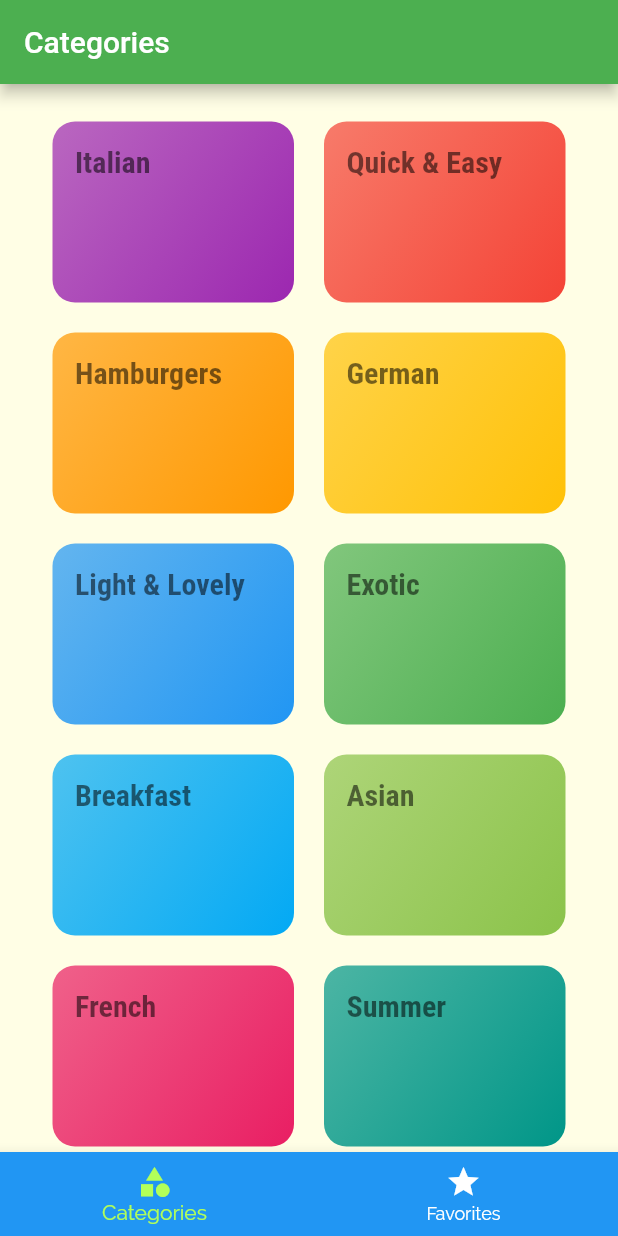
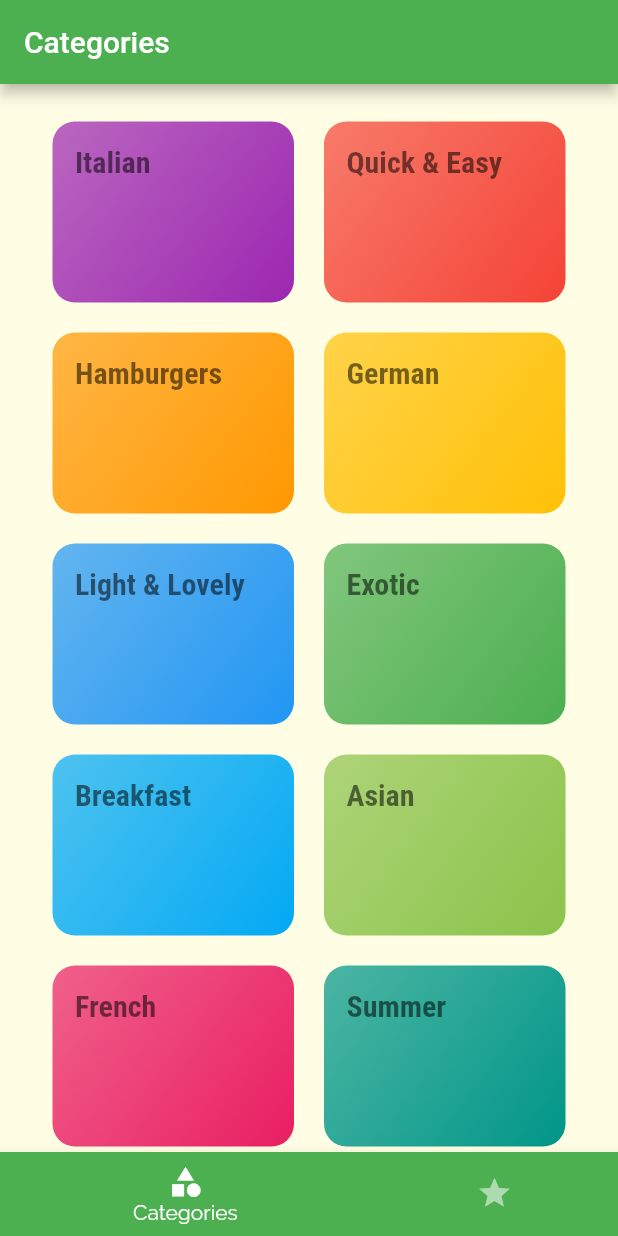
Before and after one commit to mihastele/flutter_exercises, a Flutter app: the screen it shows after launch, on a phone screen of 412 x 824 dp. Run offline on Flutter 3.47's test engine with Material 2 defaults, Android fonts, the phone set to English and light mode, and no system bars.

Commit message:
Update colors

```diff
--- a/lib/main.dart
+++ b/lib/main.dart
@@ -26,6 +26,7 @@ class MyApp extends StatelessWidget {
         // or simply save your changes to "hot reload" in a Flutter IDE).
         // Notice that the counter didn't reset back to zero; the application
         // is not restarted.
+        primaryColor: Colors.green,
         colorScheme: ColorScheme.fromSwatch(primarySwatch: Colors.green)
             .copyWith(secondary: Colors.lightGreenAccent),
         canvasColor: Color.fromRGBO(255, 254, 229, 1),
--- a/lib/screens/tabs_screen.dart
+++ b/lib/screens/tabs_screen.dart
@@ -42,14 +42,18 @@ class _TabsScreenState extends State<TabsScreen> {
           currentIndex: _selectedPageIndex,
           onTap: _selectPage,
           backgroundColor: Theme.of(context).primaryColor,
-          unselectedItemColor: Colors.white,
-          selectedItemColor: Theme.of(context).colorScheme.secondary,
+          unselectedItemColor: Colors.white54,
+          selectedItemColor:
+              Colors.white, // Theme.of(context).colorScheme.secondary,
+          type: BottomNavigationBarType.shifting,
           items: [
             BottomNavigationBarItem(
+              backgroundColor: Theme.of(context).primaryColor,
               icon: Icon(Icons.category),
               label: 'Categories',
             ),
             BottomNavigationBarItem(
+              backgroundColor: Theme.of(context).primaryColor,
               icon: Icon(Icons.star),
               label: 'Favorites',
             ),
```
